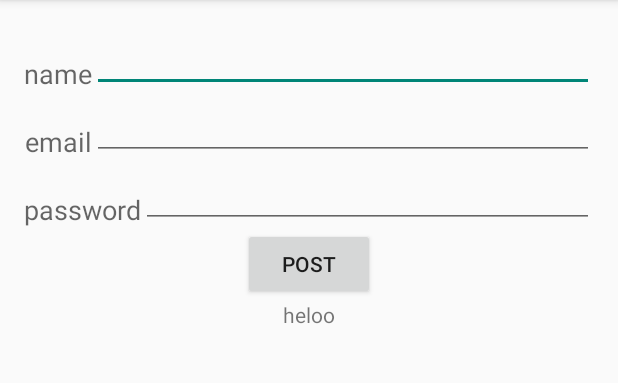
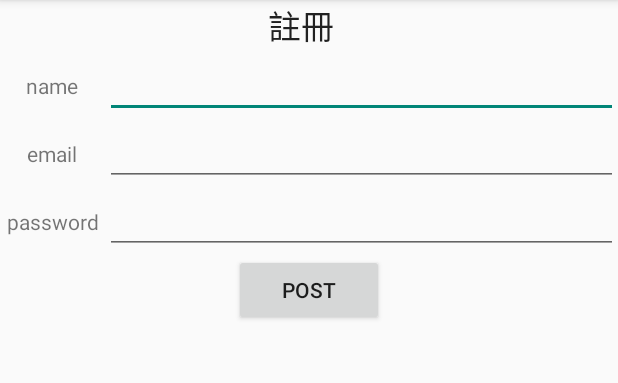
Before and after one commit to tkusd/android, an Android app: the screen it shows after launch (MainActivity), on a phone screen of 412 x 824 dp, the part 84-467 px from its top. Run offline under Robolectric (Android 15) with nearby library versions, the phone set to English and light mode, and no system bars; our stand-ins replace Volley.

Commit message:
微調介面,dialog修正

```diff
--- a/app/src/main/java/tw/tkusd/appstudio/app/MainActivity.java
+++ b/app/src/main/java/tw/tkusd/appstudio/app/MainActivity.java
@@ -97,8 +97,10 @@ public class MainActivity extends AppCompatActivity {
            JsonObjectRequest req = new JsonObjectRequest(Request.Method.POST, Constant.POST_URL, obj, new Response.Listener<JSONObject>() {
                @Override
                public void onResponse(JSONObject response) {
-                   mText.setText(response.toString());// 回傳值
+                   //mText.setText(response.toString());// 回傳值
                    hidepDialog();
+                   mText.setText("註冊成功");
+
                }
            }, new Response.ErrorListener() {
                @Override
@@ -112,8 +114,9 @@ public class MainActivity extends AppCompatActivity {
                        } catch (JSONException e) {
                            e.printStackTrace();
                        }
-                       hidepDialog();
+
                    }
+                   hidepDialog();
                }
            });
 
--- a/app/src/main/res/layout/activity_main.xml
+++ b/app/src/main/res/layout/activity_main.xml
@@ -1,83 +1,87 @@
-<RelativeLayout xmlns:android="http://schemas.android.com/apk/res/android"
+<LinearLayout xmlns:android="http://schemas.android.com/apk/res/android"
+    android:orientation="vertical"
     android:layout_width="match_parent"
-    android:layout_height="match_parent"
-    android:paddingLeft="@dimen/activity_horizontal_margin"
-    android:paddingRight="@dimen/activity_horizontal_margin"
-    android:paddingTop="@dimen/activity_vertical_margin"
-    android:paddingBottom="@dimen/activity_vertical_margin">
+    android:layout_height="wrap_content" >
+
+    <TextView
+        android:id="@+id/tie"
+        android:text="註冊"
+        android:layout_width="54dp"
+        android:layout_height="wrap_content"
+        android:layout_centerHorizontal="true"
+        style="@style/Base.TextAppearance.AppCompat.Large"
+        android:layout_gravity="center_horizontal" />
+
+      <LinearLayout
+        android:layout_width="match_parent"
+        android:layout_height="wrap_content"
+        android:orientation="horizontal">
+
+        <TextView
+            android:layout_width="70sp"
+            android:layout_height="wrap_content"
+            android:text="name"
+            android:id="@+id/textView"
+            android:gravity="center_horizontal" />
+         <EditText
+           android:id="@+id/name"
+           android:layout_width="match_parent"
+           android:layout_height="wrap_content"
+             android:gravity="center_vertical" />
+
+      </LinearLayout>
+
+       <LinearLayout
+          android:orientation="horizontal"
+          android:layout_width="match_parent"
+          android:layout_height="wrap_content">
+          <TextView
+             android:layout_width="70sp"
+             android:layout_height="wrap_content"
+             android:text="email"
+             android:id="@+id/textView2"
+              android:gravity="center_horizontal" />
+
+           <EditText
+              android:id="@+id/email"
+              android:layout_width="match_parent"
+              android:layout_height="wrap_content"
+               android:gravity="center_vertical" />
+        </LinearLayout>
+
+       <LinearLayout
+           android:orientation="horizontal"
+           android:layout_width="match_parent"
+           android:layout_height="wrap_content">
+
+           <TextView
+               android:layout_width="70sp"
+               android:layout_height="wrap_content"
+               android:text="password"
+               android:id="@+id/txtp"
+               android:gravity="center_horizontal" />
+
+           <EditText
+              android:id="@+id/password"
+              android:layout_height="wrap_content"
+              android:layout_width="match_parent" />
+        </LinearLayout>
+    <Button
+        android:id="@+id/btn_send_request"
+        android:layout_width="100sp"
+        android:layout_height="wrap_content"
+        android:layout_gravity="center"
+        android:text="post" />
+
+    <TextView
+        android:id="@+id/Text"
+        android:layout_width="300sp"
+        android:layout_height="wrap_content"
+        android:layout_below="@+id/btn_send_request"
+        android:layout_centerHorizontal="true"
+        android:gravity="center_horizontal"
+        android:layout_gravity="center_horizontal" />
 
 
 
-    <EditText
-        android:id="@+id/name"
-        android:layout_width="wrap_content"
-        android:layout_height="wrap_content"
-        android:layout_toRightOf="@+id/textView"
-        android:layout_alignParentRight="true"
-        android:layout_alignParentEnd="true" />
-    <EditText
-        android:id="@+id/email"
-        android:layout_width="wrap_content"
-        android:layout_height="wrap_content"
-        android:layout_below="@+id/name"
-        android:layout_alignLeft="@+id/name"
-        android:layout_alignStart="@+id/name"
-        android:layout_alignParentRight="true"
-        android:layout_alignParentEnd="true" />
-    <EditText
-        android:id="@+id/password"
-        android:layout_height="wrap_content"
-        android:layout_width="wrap_content"
-        android:layout_below="@+id/email"
-        android:layout_alignRight="@+id/email"
-        android:layout_alignEnd="@+id/email"
-        android:layout_toRightOf="@+id/textView3"
-        android:layout_toEndOf="@+id/textView3" />
-
-    <Button
-        android:id="@+id/btn_send_request"
-        android:layout_width="wrap_content"
-        android:layout_height="wrap_content"
-        android:text="post"
-        android:layout_below="@+id/password"
-        android:layout_centerHorizontal="true" />
-
-    <TextView
-        android:id="@+id/Text"
-        android:layout_width="wrap_content"
-        android:layout_height="wrap_content"
-        android:text="heloo"
-        android:layout_below="@+id/btn_send_request"
-        android:layout_centerHorizontal="true" />
-
-    <TextView
-        android:layout_width="wrap_content"
-        android:layout_height="wrap_content"
-        android:textAppearance="?android:attr/textAppearanceMedium"
-        android:text="name"
-        android:id="@+id/textView"
-        android:layout_alignBottom="@+id/name"
-        android:layout_alignParentLeft="true"
-        android:layout_alignParentStart="true" />
-
-    <TextView
-        android:layout_width="wrap_content"
-        android:layout_height="wrap_content"
-        android:textAppearance="?android:attr/textAppearanceMedium"
-        android:text="email"
-        android:id="@+id/textView2"
-        android:layout_alignBottom="@+id/email"
-        android:layout_toLeftOf="@+id/name"
-        android:layout_toStartOf="@+id/name" />
-
-    <TextView
-        android:layout_width="wrap_content"
-        android:layout_height="wrap_content"
-        android:textAppearance="?android:attr/textAppearanceMedium"
-        android:layout_marginTop="25dp"
-        android:text="password"
-        android:id="@+id/textView3"
-        android:layout_alignBottom="@+id/password"
-        android:layout_alignParentLeft="true"
-        android:layout_alignParentStart="true" />
-</RelativeLayout>
+</LinearLayout>
```
